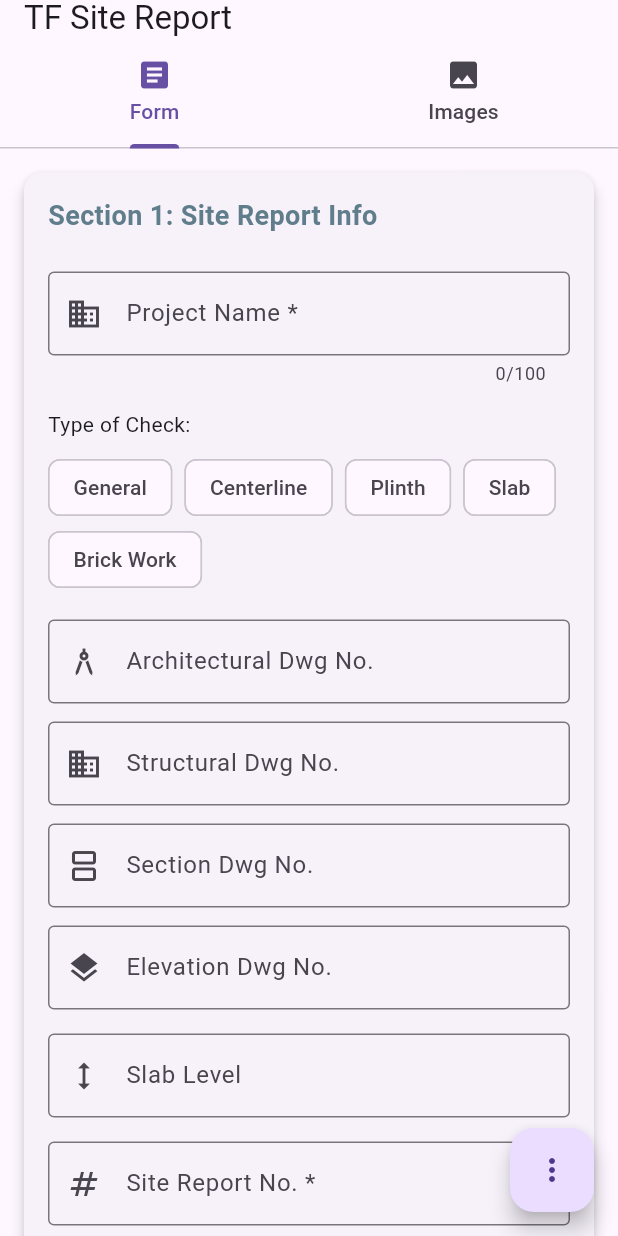
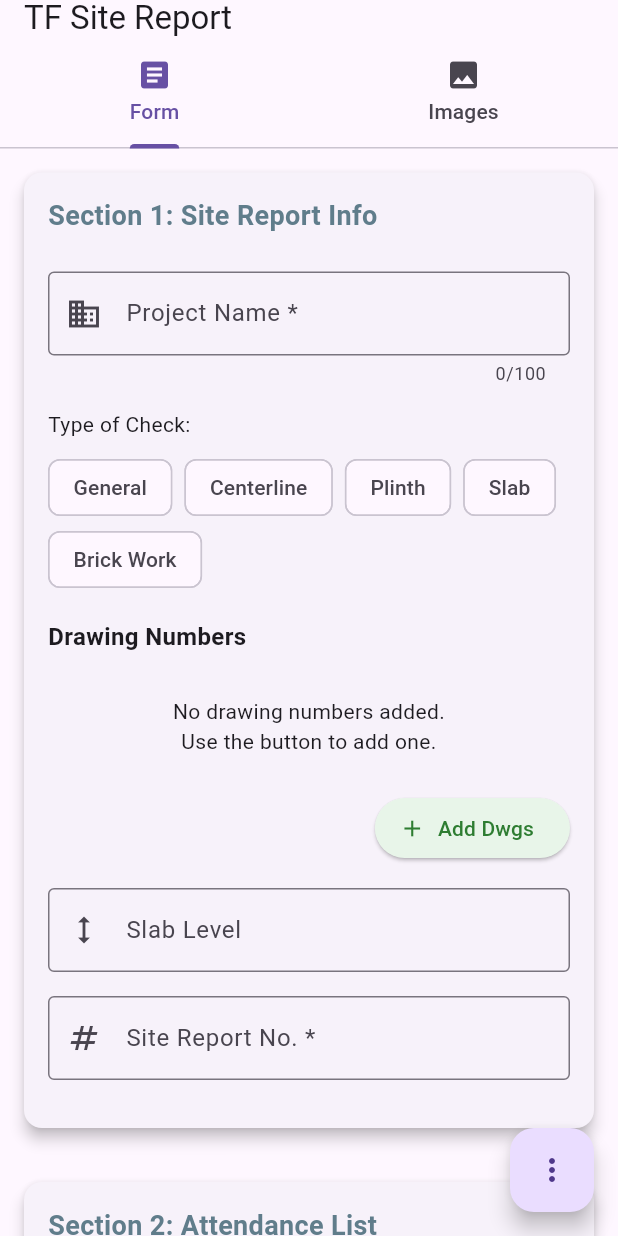
Before and after one commit to anshgwash/site_report_app_v2, a Flutter app: the screen it shows after launch, on a phone screen of 412 x 824 dp. Run offline on Flutter 3.47's test engine with Material 3 defaults, Android fonts, the phone set to English and light mode, and no system bars; our stand-ins replace cross_file, flutter_riverpod, image_picker, pdf, share_plus, shared_preferences.

Commit message:
mvp baseline

```diff
--- a/lib/form_sections/section_one.dart
+++ b/lib/form_sections/section_one.dart
@@ -27,12 +27,119 @@ class _SectionOneState extends State<SectionOne> {
   ];
 
   String? _selectedCheckType;
+  List<Map<String, dynamic>> _drawingNumbers = [];
+  final List<TextEditingController> _drawingNumberControllers = [];
+  final List<String> _drawingTypes = [
+    'Arch',
+    'Struct',
+    'Sect',
+    'Elev',
+    'Other',
+  ];
 
   @override
   void initState() {
     super.initState();
     // Initialize from existing data if available
     _selectedCheckType = widget.formData['typeOfCheck'] as String?;
+
+    // Initialize drawing numbers from form data
+    if (widget.formData.containsKey('drawingNumbers') &&
+        widget.formData['drawingNumbers'] is List) {
+      _drawingNumbers = List<Map<String, dynamic>>.from(
+        (widget.formData['drawingNumbers'] as List).map((item) {
+          String type = item['type'];
+          switch (type) {
+            case 'Architectural':
+              type = 'Arch';
+              break;
+            case 'Structural':
+              type = 'Struct';
+              break;
+            case 'Section':
+              type = 'Sect';
+              break;
+            case 'Elevation':
+              type = 'Elev';
+              break;
+          }
+          return {'type': type, 'number': item['number']};
+        }),
+      );
+    } else {
+      // Migrate from old data structure
+      _drawingNumbers = [];
+      final oldDwgFields = {
+        'architecturalDwgNo': 'Arch',
+        'structuralDwgNo': 'Struct',
+        'sectionDwgNo': 'Sect',
+        'elevationDwgNo': 'Elev',
+      };
+
+      oldDwgFields.forEach((key, type) {
+        if (widget.formData.containsKey(key) && widget.formData[key] != null) {
+          _drawingNumbers.add({
+            'type': type,
+            'number': widget.formData[key] as String,
+          });
+        }
+      });
+    }
+
+    // Create controllers and add listeners
+    for (var i = 0; i < _drawingNumbers.length; i++) {
+      var d = _drawingNumbers[i];
+      final controller = TextEditingController(text: d['number'] as String?);
+      controller.addListener(() {
+        _drawingNumbers[i]['number'] = controller.text;
+        _updateDrawingNumbersFormData();
+      });
+      _drawingNumberControllers.add(controller);
+    }
+  }
+
+  @override
+  void dispose() {
+    for (var controller in _drawingNumberControllers) {
+      controller.dispose();
+    }
+    super.dispose();
+  }
+
+  void _updateDrawingNumbersFormData() {
+    final dataToStore =
+        _drawingNumbers
+            .map((d) => {'type': d['type'], 'number': d['number']})
+            .toList();
+    widget.updateFormData('drawingNumbers', dataToStore);
+  }
+
+  void _addDrawingNumber() {
+    setState(() {
+      final newDrawing = {'type': 'Arch', 'number': ''};
+      _drawingNumbers.add(newDrawing);
+
+      final controller = TextEditingController();
+      controller.addListener(() {
+        // Find index, in case other items were removed
+        final index = _drawingNumberControllers.indexOf(controller);
+        if (index != -1) {
+          _drawingNumbers[index]['number'] = controller.text;
+          _updateDrawingNumbersFormData();
+        }
+      });
+      _drawingNumberControllers.add(controller);
+    });
+    _updateDrawingNumbersFormData();
+  }
+
+  void _removeDrawingNumber(int index) {
+    setState(() {
+      _drawingNumberControllers[index].dispose();
+      _drawingNumberControllers.removeAt(index);
+      _drawingNumbers.removeAt(index);
+    });
+    _updateDrawingNumbersFormData();
   }
 
   @override
@@ -101,6 +208,108 @@ class _SectionOneState extends State<SectionOne> {
     );
   }
 
+  Widget _buildDrawingNumbersFields() {
+    return Column(
+      crossAxisAlignment: CrossAxisAlignment.start,
+      children: [
+        const Text(
+          'Drawing Numbers',
+          style: TextStyle(fontSize: 16, fontWeight: FontWeight.w600),
+        ),
+        const SizedBox(height: 12),
+        ..._buildDrawingNumberInputs(),
+        const SizedBox(height: 8),
+        Align(
+          alignment: Alignment.centerRight,
+          child: ElevatedButton.icon(
+            onPressed: _addDrawingNumber,
+            icon: const Icon(Icons.add),
+            label: const Text('Add Dwgs'),
+            style: ElevatedButton.styleFrom(
+              backgroundColor: Colors.green[50],
+              foregroundColor: Colors.green[800],
+            ),
+          ),
+        ),
+      ],
+    );
+  }
+
+  List<Widget> _buildDrawingNumberInputs() {
+    if (_drawingNumbers.isEmpty) {
+      return [
+        const Padding(
+          padding: EdgeInsets.symmetric(vertical: 16.0),
+          child: Center(
+            child: Text(
+              'No drawing numbers added.\nUse the button to add one.',
+              textAlign: TextAlign.center,
+            ),
+          ),
+        ),
+      ];
+    }
+
+    List<Widget> fields = [];
+    for (int i = 0; i < _drawingNumbers.length; i++) {
+      fields.add(
+        Padding(
+          padding: const EdgeInsets.only(bottom: 12.0),
+          child: Row(
+            crossAxisAlignment: CrossAxisAlignment.center,
+            children: [
+              Expanded(
+                flex: 3,
+                child: DropdownButtonFormField<String>(
+                  value: _drawingNumbers[i]['type'] as String,
+                  items:
+                      _drawingTypes.map((String value) {
+                        return DropdownMenuItem<String>(
+                          value: value,
+                          child: Text(value, overflow: TextOverflow.ellipsis),
+                        );
+                      }).toList(),
+                  onChanged: (newValue) {
+                    if (newValue != null) {
+                      setState(() {
+                        _drawingNumbers[i]['type'] = newValue;
+                      });
+                      _updateDrawingNumbersFormData();
+                    }
+                  },
+                  decoration: const InputDecoration(
+                    border: OutlineInputBorder(),
+                    contentPadding: EdgeInsets.symmetric(
+                      horizontal: 10,
+                      vertical: 15,
+                    ),
+                  ),
+                ),
+              ),
+              const SizedBox(width: 8),
+              Expanded(
+                flex: 5,
+                child: TextFormField(
+                  controller: _drawingNumberControllers[i],
+                  decoration: const InputDecoration(
+                    labelText: 'Dwg No.',
+                    border: OutlineInputBorder(),
+                  ),
+                ),
+              ),
+              IconButton(
+                icon: Icon(Icons.remove_circle_outline, color: Colors.red[700]),
+                onPressed: () => _removeDrawingNumber(i),
+                tooltip: 'Remove Drawing Number',
+              ),
+            ],
+          ),
+        ),
+      );
+    }
+    return fields;
+  }
+
   Widget _buildTypeOfCheckChips() {
     return Column(
       crossAxisAlignment: CrossAxisAlignment.start,
@@ -123,63 +332,6 @@ class _SectionOneState extends State<SectionOne> {
                   },
                 );
               }).toList(),
-        ),
-      ],
-    );
-  }
-
-  Widget _buildDrawingNumbersFields() {
-    return Column(
-      children: [
-        TextFormField(
-          initialValue: widget.formData['architecturalDwgNo'] as String?,
-          decoration: const InputDecoration(
-            labelText: 'Architectural Dwg No.',
-            border: OutlineInputBorder(),
-            prefixIcon: Icon(Icons.architecture),
-          ),
-          onChanged: (value) {
-            widget.updateFormData('architecturalDwgNo', value);
-          },
-        ),
-        const SizedBox(height: 12),
-
-        TextFormField(
-          initialValue: widget.formData['structuralDwgNo'] as String?,
-          decoration: const InputDecoration(
-            labelText: 'Structural Dwg No.',
-            border: OutlineInputBorder(),
-            prefixIcon: Icon(Icons.domain),
-          ),
-          onChanged: (value) {
-            widget.updateFormData('structuralDwgNo', value);
-          },
-        ),
-        const SizedBox(height: 12),
-
-        TextFormField(
-          initialValue: widget.formData['sectionDwgNo'] as String?,
-          decoration: const InputDecoration(
-            labelText: 'Section Dwg No.',
-            border: OutlineInputBorder(),
-            prefixIcon: Icon(Icons.splitscreen),
-          ),
-          onChanged: (value) {
-            widget.updateFormData('sectionDwgNo', value);
-          },
-        ),
-        const SizedBox(height: 12),
-
-        TextFormField(
-          initialValue: widget.formData['elevationDwgNo'] as String?,
-          decoration: const InputDecoration(
-            labelText: 'Elevation Dwg No.',
-            border: OutlineInputBorder(),
-            prefixIcon: Icon(Icons.layers),
-          ),
-          onChanged: (value) {
-            widget.updateFormData('elevationDwgNo', value);
-          },
         ),
       ],
     );
```
Also changed, not shown: lib/form_sections/section_three.dart (+15 -0 lines), lib/pdf_service.dart (+81 -30 lines).
